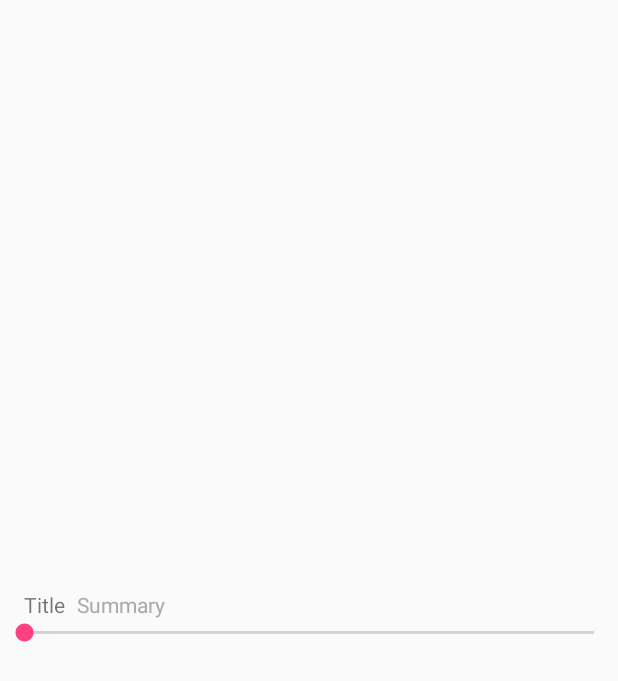
After one commit to simonolander/pixerpaper, an Android app: the layout seekbar_preference.xml on its own in the app's theme, with its tools: preview values and no code run, on a phone screen of 412 x 824 dp. The commit adds this screen. Shown: the top 681 px of the screen. Run offline under Robolectric (Android 15) with nearby library versions, the phone set to English and light mode, and no system bars.

Commit message:
SeekbarPreference

```diff
--- /dev/null
+++ b/app/src/main/res/layout/seekbar_preference.xml
@@ -0,0 +1,38 @@
+<?xml version="1.0" encoding="utf-8"?>
+<LinearLayout xmlns:android="http://schemas.android.com/apk/res/android"
+    android:layout_width="match_parent"
+    android:layout_height="match_parent"
+    android:gravity="center_vertical"
+    android:orientation="vertical" >
+
+    <LinearLayout
+        android:layout_width="match_parent"
+        android:layout_height="wrap_content"
+        style="@style/Base.Widget.AppCompat.SeekBar"
+        android:orientation="horizontal">
+
+        <TextView
+            android:id="@android:id/title"
+            android:layout_width="wrap_content"
+            android:layout_height="wrap_content"
+            android:text="Title"
+            android:layout_marginEnd="8dp"
+            />
+
+        <TextView
+            android:id="@android:id/summary"
+            android:layout_width="wrap_content"
+            android:layout_height="wrap_content"
+            android:text="Summary"
+            android:textColor="@android:color/darker_gray"
+            />
+
+    </LinearLayout>
+
+    <SeekBar
+        android:id="@+id/seekbar"
+        android:layout_width="match_parent"
+        android:layout_height="wrap_content" />
+
+
+</LinearLayout>
```
Also changed, not shown: app/src/main/java/se/olander/android/pixelpaper/SeekBarPreference.java (added, +92 -0 lines), app/src/main/res/xml/prefs.xml (+10 -4 lines).
